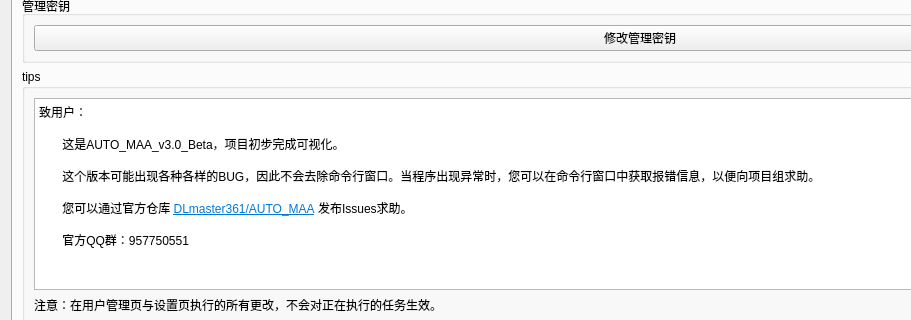
This is gui/ui/main.ui in AUTO-MAS-Project/AUTO-MAS as Qt 5 draws it before an edit; both pictures show x 0 to 911 and y 229 to 549 of the 1280 by 776 pixel window. The edited form follows.
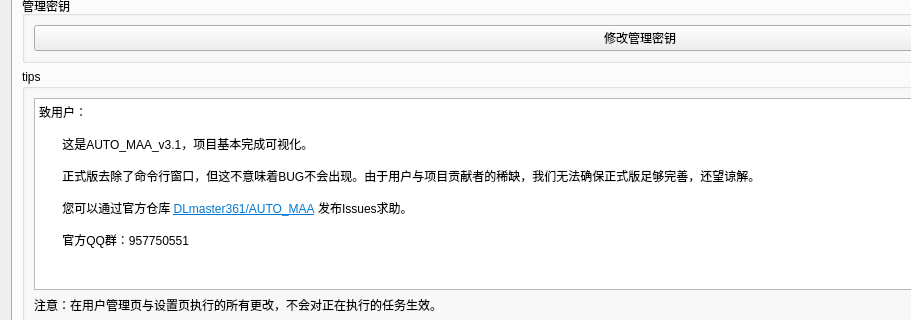
This is the edited form.

The edit to the form file:
```diff
--- a/gui/ui/main.ui
+++ b/gui/ui/main.ui
@@ -932,9 +932,9 @@
 &lt;/style&gt;&lt;/head&gt;&lt;body style=&quot; font-family:'Microsoft YaHei UI'; font-size:9pt; font-weight:400; font-style:normal;&quot;&gt;
 &lt;p style=&quot; margin-top:0px; margin-bottom:0px; margin-left:0px; margin-right:0px; -qt-block-indent:0; text-indent:0px;&quot;&gt;致用户：&lt;/p&gt;
 &lt;p style=&quot;-qt-paragraph-type:empty; margin-top:0px; margin-bottom:0px; margin-left:0px; margin-right:0px; -qt-block-indent:0; text-indent:0px;&quot;&gt;&lt;br /&gt;&lt;/p&gt;
-&lt;p style=&quot; margin-top:0px; margin-bottom:0px; margin-left:0px; margin-right:0px; -qt-block-indent:0; text-indent:0px;&quot;&gt;       这是AUTO_MAA_v3.0_Beta，项目初步完成可视化。&lt;/p&gt;
+&lt;p style=&quot; margin-top:0px; margin-bottom:0px; margin-left:0px; margin-right:0px; -qt-block-indent:0; text-indent:0px;&quot;&gt;       这是AUTO_MAA_v3.1，项目基本完成可视化。&lt;/p&gt;
 &lt;p style=&quot;-qt-paragraph-type:empty; margin-top:0px; margin-bottom:0px; margin-left:0px; margin-right:0px; -qt-block-indent:0; text-indent:0px;&quot;&gt;&lt;br /&gt;&lt;/p&gt;
-&lt;p style=&quot; margin-top:0px; margin-bottom:0px; margin-left:0px; margin-right:0px; -qt-block-indent:0; text-indent:0px;&quot;&gt;       这个版本可能出现各种各样的BUG，因此不会去除命令行窗口。当程序出现异常时，您可以在命令行窗口中获取报错信息，以便向项目组求助。&lt;/p&gt;
+&lt;p style=&quot; margin-top:0px; margin-bottom:0px; margin-left:0px; margin-right:0px; -qt-block-indent:0; text-indent:0px;&quot;&gt;       正式版去除了命令行窗口，但这不意味着BUG不会出现。由于用户与项目贡献者的稀缺，我们无法确保正式版足够完善，还望谅解。&lt;/p&gt;
 &lt;p style=&quot;-qt-paragraph-type:empty; margin-top:0px; margin-bottom:0px; margin-left:0px; margin-right:0px; -qt-block-indent:0; text-indent:0px;&quot;&gt;&lt;br /&gt;&lt;/p&gt;
 &lt;p style=&quot; margin-top:0px; margin-bottom:0px; margin-left:0px; margin-right:0px; -qt-block-indent:0; text-indent:0px;&quot;&gt;       您可以通过官方仓库 &lt;a href=&quot;https://github.com/DLmaster361/AUTO_MAA/&quot;&gt;&lt;span style=&quot; text-decoration: underline; color:#007ad6;&quot;&gt;DLmaster361/AUTO_MAA&lt;/span&gt;&lt;/a&gt; 发布Issues求助。&lt;/p&gt;
 &lt;p style=&quot;-qt-paragraph-type:empty; margin-top:0px; margin-bottom:0px; margin-left:0px; margin-right:0px; -qt-block-indent:0; text-indent:0px;&quot;&gt;&lt;br /&gt;&lt;/p&gt;
```
